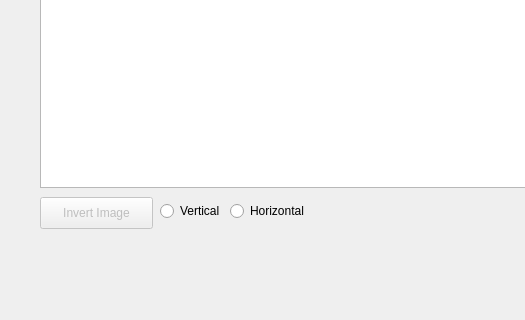
Qt form main_gui.ui (faytor/open_lcd_assistant) before a commit; both pictures show x 0 to 525 and y 413 to 733 of the 670 by 733 pixel window.
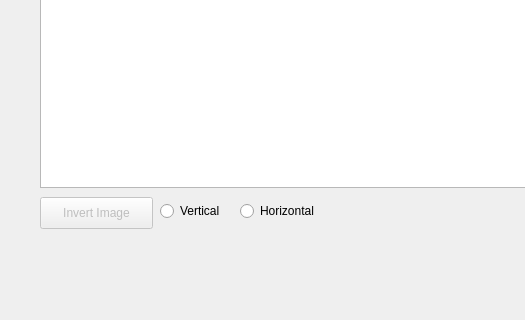
The same form after that commit.

Commit message: Add icon and set the window size to fix

Patch:
```diff
--- a/main_gui.ui
+++ b/main_gui.ui
@@ -111,7 +111,7 @@
    <widget class="QRadioButton" name="radio_horizontal">
     <property name="geometry">
      <rect>
-      <x>230</x>
+      <x>240</x>
       <y>614</y>
       <width>100</width>
       <height>20</height>
```
The commit also changes 2 other files.
